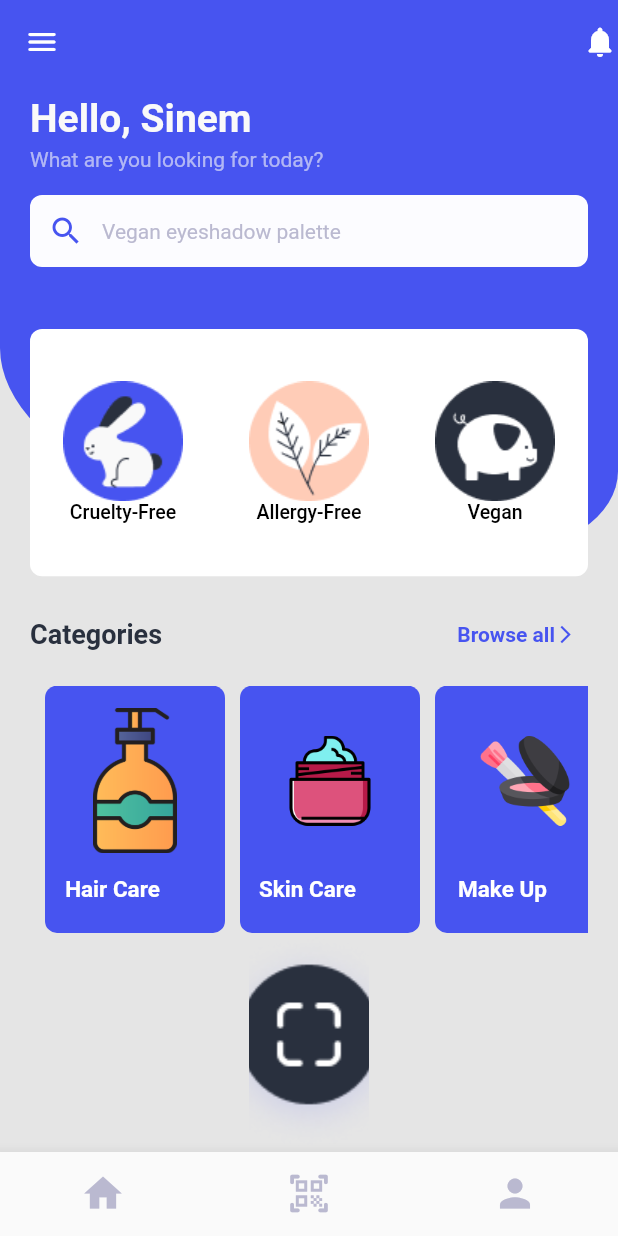
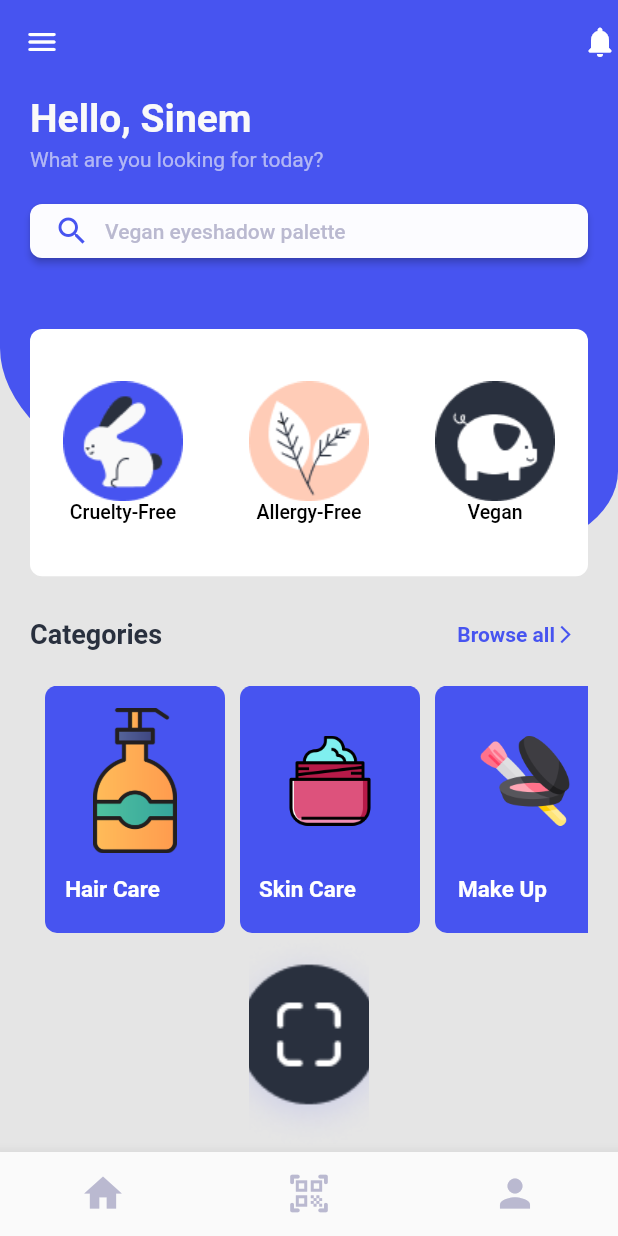
Before and after one commit to DBCare/anicare_frontend, a Flutter app: the MainMenu screen opened by its route, on a phone screen of 412 x 824 dp. Run offline on Flutter 3.47's test engine with Material 2 defaults, Android fonts, the phone set to English and light mode, and no system bars; our stand-ins replace firebase_core, firebase_database; missing offline and left inert: analyzer_plugin, flutter_barcode_scanner; accounts and stored records are empty.

Commit message:
searchBar updated

```diff
--- a/lib/pages/main_menu.dart
+++ b/lib/pages/main_menu.dart
@@ -92,19 +92,24 @@ class _MainMenuState extends State<MainMenu> {
                             ),
                             Padding(  //SEARCH BAR YUNUS SENDE
                               padding: const EdgeInsets.symmetric(horizontal: 20.0,vertical: 8),
-                              child: TextField(
-                                decoration: InputDecoration(
-                                    hintText: "Vegan eyeshadow palette",
-                                    hintStyle: TextStyle(fontSize: 14,color: Color(0xffBAB9D0)),
-                                    prefixIcon: Icon(Icons.search,color: Color(0xff4754F0)),
-                                    border: OutlineInputBorder(
-                                        borderRadius: BorderRadius.circular(8),
-                                        borderSide: BorderSide.none
+                              child: ElevatedButton(
+                                style: ElevatedButton.styleFrom(
+                                  primary: Color(0xffFCFCFF),
+                                  shape: RoundedRectangleBorder(
+                                    borderRadius: BorderRadius.circular(8), // <-- Radius
+                                  ),
+                                ),
+                                child: Row(
+                                  mainAxisAlignment: MainAxisAlignment.start,
+                                  children: [
+                                    Padding(
+                                      padding: const EdgeInsets.only(left: 0.0,right: 10.0),
+                                      child: Icon(Icons.search,color: Color(0xff4754F0)),
                                     ),
-                                    contentPadding: EdgeInsets.zero,
-                                    filled: true,
-                                    fillColor: Color(0xffFCFCFF)
+                                    Text("Vegan eyeshadow palette",style: TextStyle(fontSize: 14,color: Color(0xffBAB9D0)))
+                                  ],
                                 ),
+                                onPressed: () {  },
                               ),
                             ),
                           ],
```
